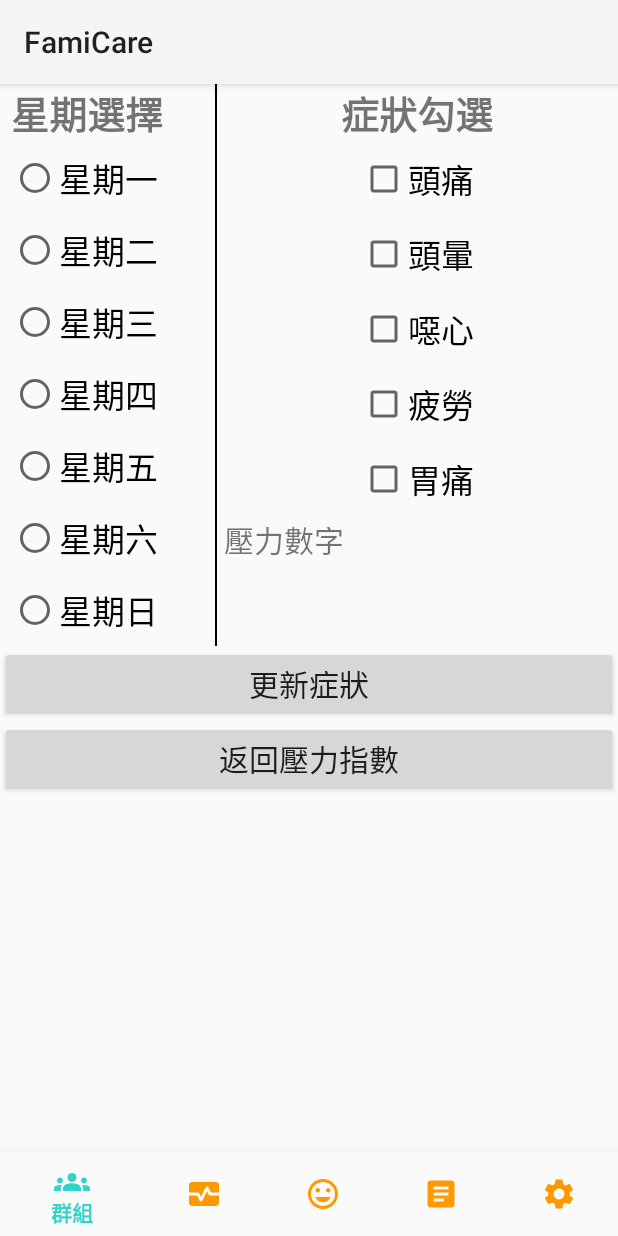
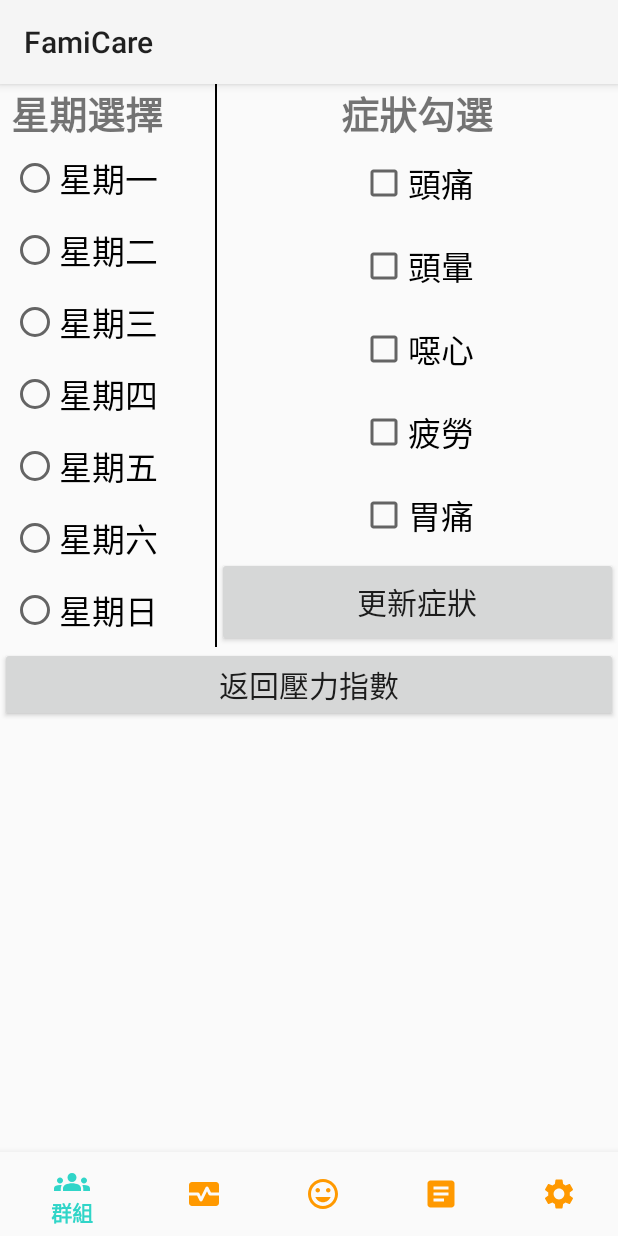
Before and after one commit to ethan91024/FamiCare, an Android app: the fragment MoodSymptomFragment placed in its activity, on a phone screen of 412 x 824 dp. Run offline under Robolectric (Android 15) with nearby library versions, the phone set to English and light mode, and no system bars; libraries missing offline, so code that uses them is left out: androidx.health.connect; 1 statement that could not run was skipped.

Commit message:
症狀勾選計算

```diff
--- a/app/src/main/res/layout/fragment_mood.xml
+++ b/app/src/main/res/layout/fragment_mood.xml
@@ -14,12 +14,6 @@
         android:text="身心狀況報告"
         android:textSize="30dp"
         android:textStyle="bold" />
-
-    <View
-        android:layout_width="match_parent"
-        android:layout_height="1dp"
-        android:background="#000000" />
-
 
 
     <LinearLayout
--- a/app/src/main/res/layout/fragment_mood_symptom.xml
+++ b/app/src/main/res/layout/fragment_mood_symptom.xml
@@ -44,7 +44,8 @@
                 <RadioGroup
                     android:layout_width="match_parent"
                     android:layout_height="wrap_content"
-                    android:orientation="vertical">
+                    android:orientation="vertical"
+                    android:id="@+id/week">
 
 
                     <RadioButton
@@ -62,7 +63,7 @@
                         android:textSize="22dp"></RadioButton>
 
                     <RadioButton
-                        android:id="@+id/Wensday"
+                        android:id="@+id/Wednesday"
                         android:layout_width="wrap_content"
                         android:layout_height="48dp"
                         android:text="星期三"
@@ -100,6 +101,7 @@
 
                 </RadioGroup>
             </LinearLayout>
+
         </LinearLayout>
 
         <View
@@ -138,62 +140,58 @@
                     <CheckBox
                         android:id="@+id/headache"
                         android:layout_width="wrap_content"
-                        android:layout_height="50dp"
+                        android:layout_height="55dp"
                         android:text="頭痛"
                         android:textSize="22dp" />
 
                     <CheckBox
                         android:id="@+id/dizzy"
                         android:layout_width="wrap_content"
-                        android:layout_height="50dp"
+                        android:layout_height="55dp"
                         android:text="頭暈"
                         android:textSize="22dp" />
 
                     <CheckBox
                         android:id="@+id/nausea"
                         android:layout_width="wrap_content"
-                        android:layout_height="50dp"
+                        android:layout_height="55dp"
                         android:text="噁心"
                         android:textSize="22dp" />
 
                     <CheckBox
                         android:id="@+id/tried"
                         android:layout_width="wrap_content"
-                        android:layout_height="50dp"
+                        android:layout_height="55dp"
                         android:text="疲勞"
                         android:textSize="22dp" />
 
                     <CheckBox
                         android:id="@+id/stomachache"
                         android:layout_width="wrap_content"
-                        android:layout_height="50dp"
+                        android:layout_height="55dp"
                         android:text="胃痛"
                         android:textSize="22dp" />
 
-                    <TextView
-                        android:id="@+id/number1"
+
+
+                    <Button
+                        android:id="@+id/updatesy"
                         android:layout_width="match_parent"
-                        android:layout_height="wrap_content"
-                        android:text=" 壓力數字"
+                        android:layout_height="60dp"
+                        android:text="更新症狀"
                         android:textSize="20dp">
 
-                    </TextView>
+                    </Button>
 
                 </LinearLayout>
 
             </LinearLayout>
+
         </LinearLayout>
     </LinearLayout>
 
 
-    <Button
-        android:id="@+id/updatesy"
-        android:layout_width="match_parent"
-        android:layout_height="wrap_content"
-        android:text="更新症狀"
-        android:textSize="20dp">
 
-    </Button>
 
     <Button
         android:id="@+id/back_to_mood"
```
Also changed, not shown: app/src/main/java/com/ethan/FamiCare/MoodSymptomFragment.java (+42 -18 lines).
